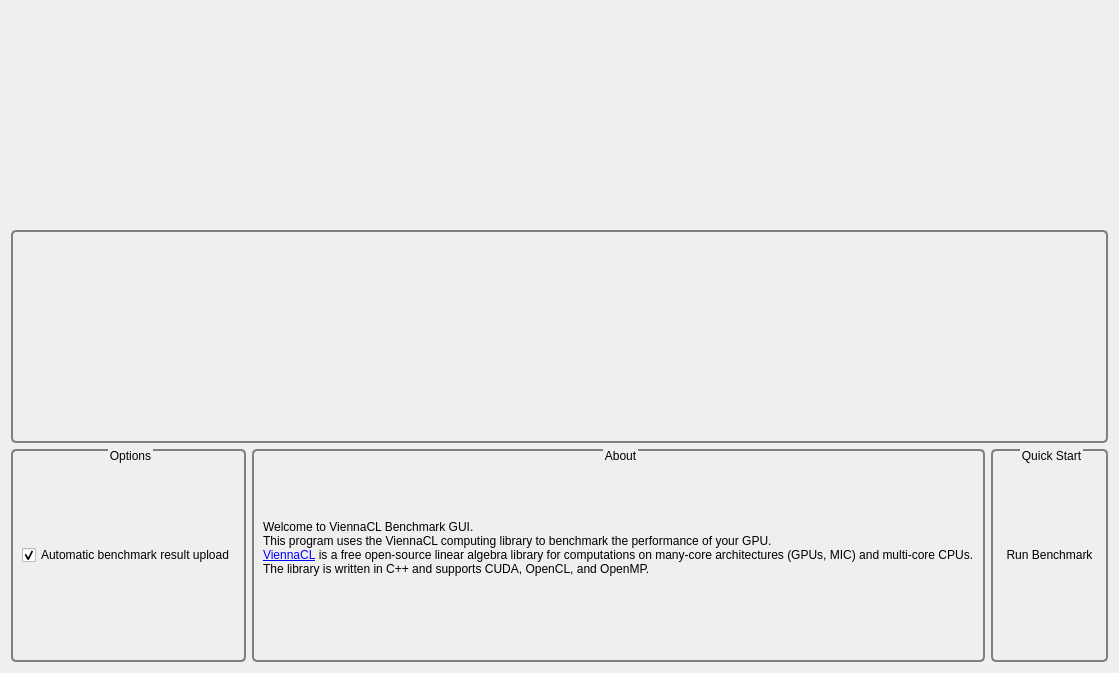
Before: the Qt Designer form src/ui/homescreen.ui in viennacl/viennaclbench-dev, drawn with Qt 5.
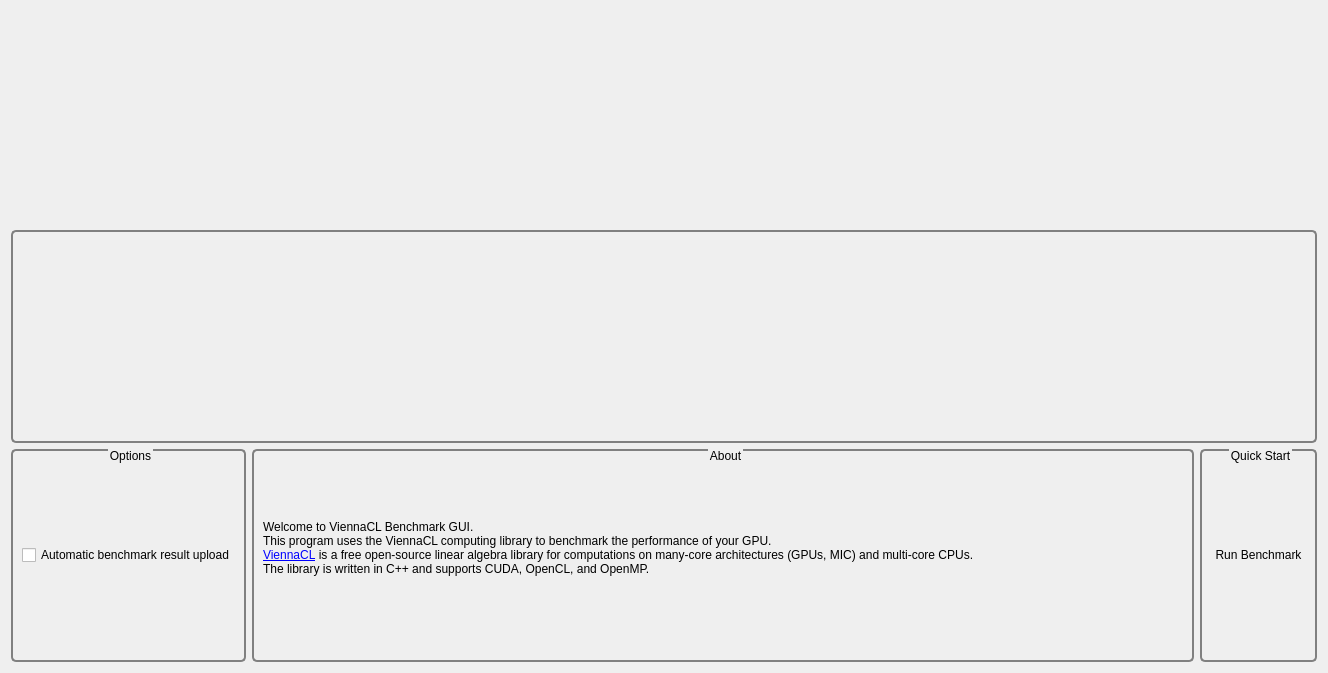
After: the same form once the commit is applied. Icons and pictures are not drawn.

Commit message:
Homescreen: Upload of benchmark results disabled by default.
We don't want to be rude :-)

```diff
--- a/src/ui/homescreen.ui
+++ b/src/ui/homescreen.ui
@@ -6,7 +6,7 @@
    <rect>
     <x>0</x>
     <y>0</y>
-    <width>1039</width>
+    <width>1328</width>
     <height>673</height>
    </rect>
   </property>
@@ -78,7 +78,7 @@
          <string>Automatic benchmark result upload</string>
         </property>
         <property name="checked">
-         <bool>true</bool>
+         <bool>false</bool>
         </property>
        </widget>
       </item>
```
